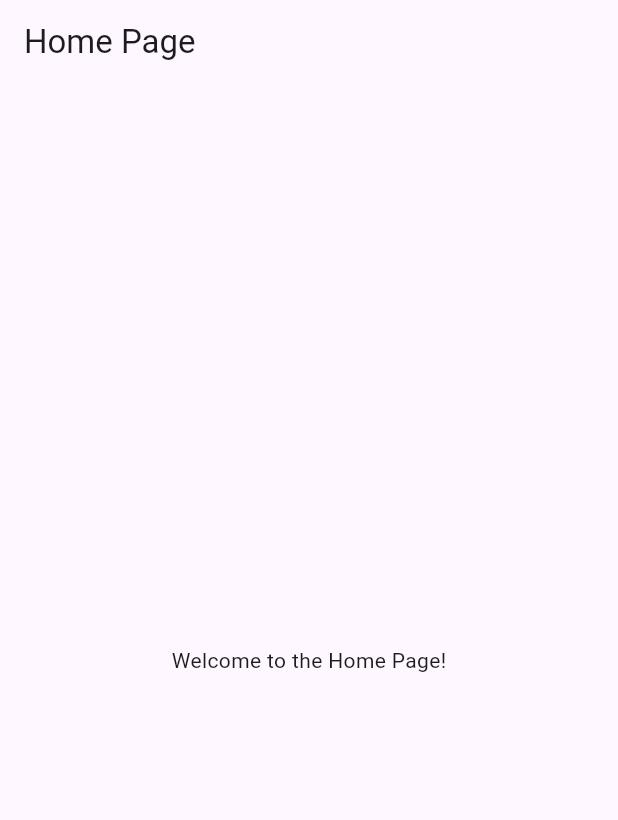
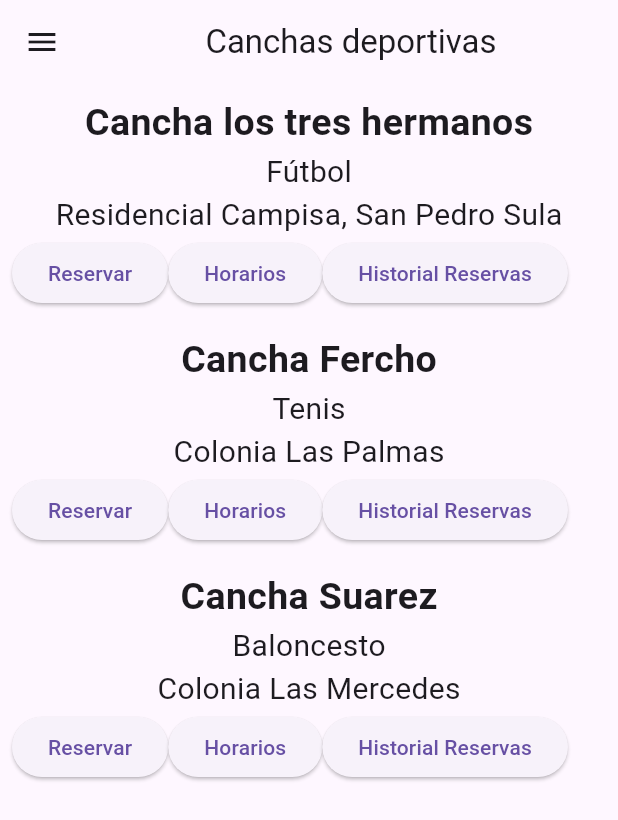
Before and after one commit to MaikollEnamorado/proyecto_lenguaje_de_programacion, a Flutter app: the screen it shows after launch, on a phone screen of 412 x 824 dp. Shown: the top 820 px of the screen. Run offline on Flutter 3.47's test engine with Material 3 defaults, Android fonts, the phone set to English and light mode, and no system bars; our stand-ins replace go_router.

Commit message:
Implementando el diseño de home_page, creando widget item_sport_field y data sports_fields_income

```diff
--- /dev/null
+++ b/lib/data/sports_fields_income.dart
@@ -0,0 +1,17 @@
+const List<Map<String, dynamic>> sportsFieldsIncome = [
+  {
+    'nombre': 'Cancha los tres hermanos',
+    'tipo': 'Fútbol',
+    'ubicacion': 'Residencial Campisa, San Pedro Sula',
+  },
+  {
+    'nombre': 'Cancha Fercho',
+    'tipo': 'Tenis',
+    'ubicacion': 'Colonia Las Palmas',
+  },
+  {
+    'nombre': 'Cancha Suarez',
+    'tipo': 'Baloncesto',
+    'ubicacion': 'Colonia Las Mercedes',
+  },
+];
--- a/lib/src/view/home_page.dart
+++ b/lib/src/view/home_page.dart
@@ -1,4 +1,6 @@
 import 'package:flutter/material.dart';
+import 'package:reservacion_de_canchas_deportivas/data/sports_fields_income.dart';
+import 'package:reservacion_de_canchas_deportivas/src/widget/item_sport_field.dart';
 
 class HomePage extends StatelessWidget {
   const HomePage({super.key});
@@ -8,10 +10,49 @@ class HomePage extends StatelessWidget {
     return Scaffold
       (
       appBar: AppBar(
-        title: const Text('Home Page'),
+        title: Center(child: const Text('Canchas deportivas')),
       ),
-      body: const Center(
-        child: Text('Welcome to the Home Page!'),
+      drawer: Drawer(
+        child: ListView(
+          padding: EdgeInsets.zero,
+          children: <Widget>[
+            DrawerHeader(
+              decoration: BoxDecoration(
+                color: Colors.blue,
+              ),
+              child: const Text(
+                'Menu',
+                style: TextStyle(
+                  color: Colors.white,
+                  fontSize: 24,
+                ),
+              ),
+            ),
+            ListTile(
+              title: const Text('Home'),
+              onTap: () {
+                Navigator.pop(context);
+              },
+            ),
+            ListTile(
+              title: const Text('Settings'),
+              onTap: () {
+                // Navigate to settings page
+              },
+            ),
+          ],
+        ),
+      ),
+      body: ListView.builder(
+        itemCount: sportsFieldsIncome.length,
+        itemBuilder: (context, index) {
+          final cancha = sportsFieldsIncome[index];
+          return ItemSportField(
+            nombre: cancha['nombre'],
+            tipo: cancha['tipo'],
+            ubicacion: cancha['ubicacion'],
+          );
+        },
       ),
     );
   }
--- /dev/null
+++ b/lib/src/widget/item_sport_field.dart
@@ -0,0 +1,51 @@
+import 'package:flutter/material.dart';
+
+class ItemSportField extends StatelessWidget {
+  const ItemSportField(
+    {super.key,
+    required this.nombre,
+    required this.tipo,
+    required this.ubicacion,
+    });
+
+  final String nombre;
+  final String tipo;
+  final String ubicacion;
+
+  @override
+  Widget build(BuildContext context) {
+    return Container(
+      margin: EdgeInsets.all(8.0),
+      child: Column(
+          mainAxisSize: MainAxisSize.min,
+          children: [
+            Text(nombre,
+            style: TextStyle(fontSize: 25, fontWeight: FontWeight.bold),
+            ),
+            Text(tipo,
+            style: TextStyle(fontSize: 20,),
+            ),
+            Text(ubicacion,
+            style: TextStyle(fontSize: 20,),
+            ),
+            Row(
+              children: [
+                ElevatedButton(
+                  onPressed: (){},
+                  child: Text('Reservar')
+                ),
+                ElevatedButton(
+                  onPressed: (){},
+                  child: Text('Horarios')
+                ),
+                ElevatedButton(
+                  onPressed: (){},
+                  child: Text('Historial Reservas')
+                ),
+              ],
+            )
+          ],
+        ),
+    );
+  }
+}
```
